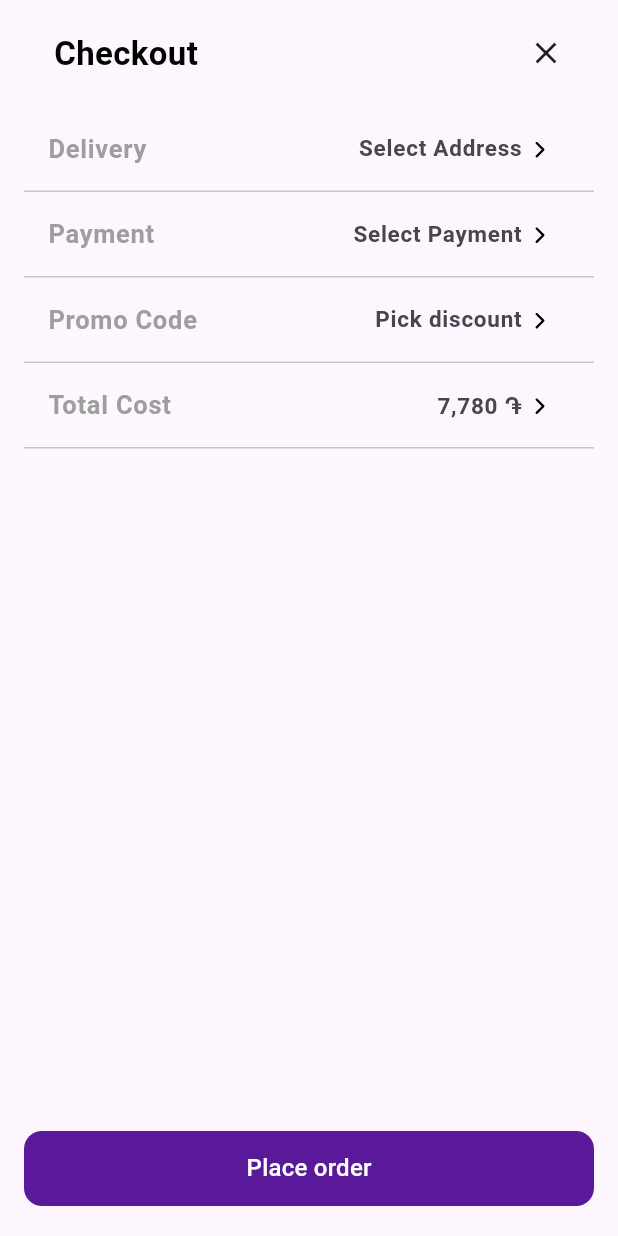
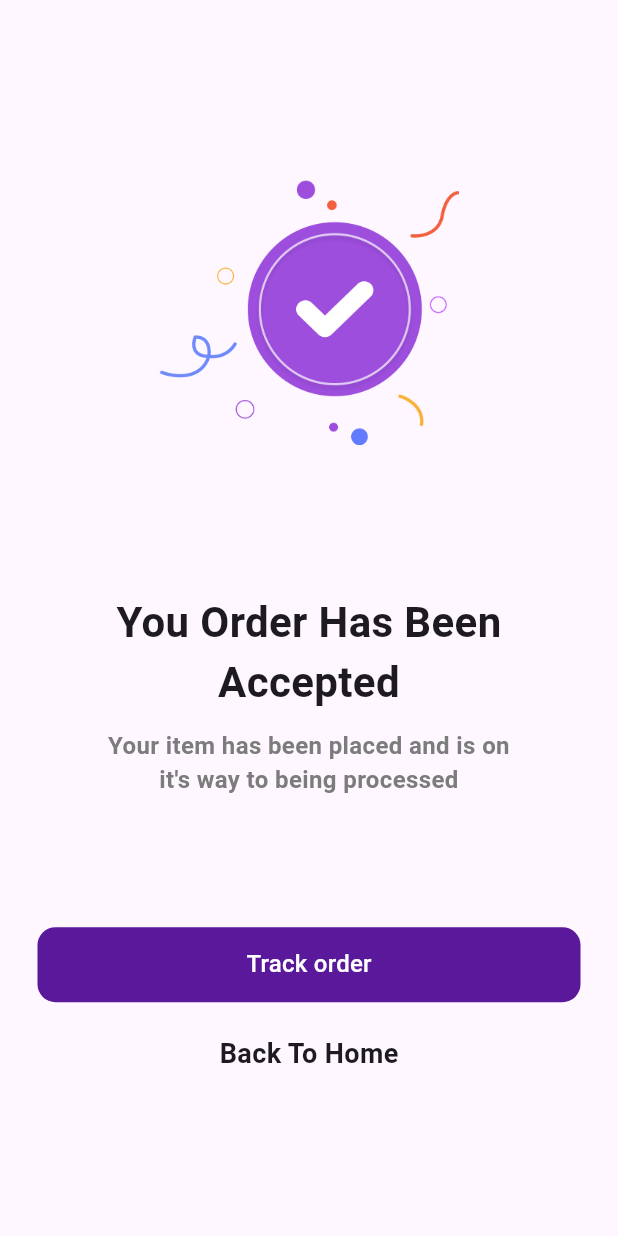
Before and after one commit to Amrazyan1/e_commerce_app, a Flutter app: the CheckoutModal screen opened directly, after a tap on "Place order", on a phone screen of 412 x 824 dp. Run offline on Flutter 3.47's test engine with Material 3 defaults, Android fonts, the phone set to English and light mode, and no system bars; our stand-ins replace auto_route, barcode_widget, cached_network_image, flutter_bloc, flutter_rating_bar, flutter_screenutil and 3 more; missing offline and left inert: coupon_uikit, u_credit_card.

Commit message:
just in case

```diff
--- a/lib/components/checkout_modal.dart
+++ b/lib/components/checkout_modal.dart
@@ -1,6 +1,9 @@
 import 'package:auto_route/auto_route.dart';
+import 'package:e_commerce_app/components/expansion_category.dart';
 import 'package:e_commerce_app/constants.dart';
+import 'package:e_commerce_app/models/category_model.dart';
 import 'package:e_commerce_app/router/router.gr.dart';
+import 'package:e_commerce_app/screens/order_accepted_screen.dart';
 import 'package:e_commerce_app/screens/profile/views/components/profile_menu_item_list_tile.dart';
 import 'package:flutter/material.dart';
 import 'package:flutter/widgets.dart';
@@ -38,29 +41,13 @@ class CheckoutModal extends StatelessWidget {
                 ),
               ),
               Expanded(
-                child: ListView(
-                  children: [
-                    _customListTile(
-                      text: 'Delivery',
-                      text1: 'Select Address',
-                    ),
-                    Divider(height: 1),
-                    _customListTile(
-                      text: 'Payment',
-                      text1: 'Select Payment',
-                    ),
-                    Divider(height: 1),
-                    _customListTile(
-                      text: 'Promo Code',
-                      text1: 'Pick discount',
-                    ),
-                    Divider(height: 1),
-                    _customListTile(
-                      text: 'Total Cost',
-                      text1: '7,780 ֏',
-                    ),
-                    Divider(height: 1),
-                  ],
+                child: ListView.builder(
+                  itemCount: demoCategories.length,
+                  itemBuilder: (context, index) => ExpansionCategory(
+                    title: demoCategories[index].title,
+                    info: demoCategories[index].info,
+                    subCategory: demoCategories[index].subCategories!,
+                  ),
                 ),
               ),
               Padding(
@@ -69,6 +56,14 @@ class CheckoutModal extends StatelessWidget {
                     height: 50,
                     child: ButtonMainWidget(
                       text: 'Place order',
+                      callback: () {
+                        Navigator.of(context).pop();
+                        Navigator.of(context).push(
+                          MaterialPageRoute(
+                            builder: (context) => OrderAcceptedScreen(),
+                          ),
+                        );
+                      },
                     )),
               ),
             ],
--- /dev/null
+++ b/lib/components/expansion_category.dart
@@ -0,0 +1,62 @@
+import 'package:e_commerce_app/models/category_model.dart';
+import 'package:flutter/material.dart';
+import 'package:flutter_svg/flutter_svg.dart';
+
+import '../../../../constants.dart';
+
+class ExpansionCategory extends StatelessWidget {
+  const ExpansionCategory({
+    super.key,
+    required this.title,
+    required this.info,
+    required this.subCategory,
+  });
+
+  final String title; // svgSrc;
+  final String info; // svgSrc;
+
+  final List<CategoryModel> subCategory;
+
+  @override
+  Widget build(BuildContext context) {
+    return ExpansionTile(
+      iconColor: Theme.of(context).textTheme.bodyLarge!.color,
+      collapsedIconColor: Theme.of(context).textTheme.bodyMedium!.color,
+      // trailing: Text('trailing'),
+      title: Row(
+        mainAxisAlignment:
+            MainAxisAlignment.spaceBetween, // Ensures text is at the end
+        children: [
+          Text(
+            title,
+            style: const TextStyle(fontSize: 14),
+          ),
+          Text(
+            info, // Add your text at the end
+            style: const TextStyle(
+                fontSize: 14, color: Colors.grey), // Optional style
+          ),
+        ],
+      ),
+
+      textColor: Theme.of(context).textTheme.bodyLarge!.color,
+      childrenPadding: const EdgeInsets.only(left: defaultPadding),
+      children: List.generate(
+        subCategory.length,
+        (index) => Column(
+          children: [
+            ListTile(
+              onTap: () {},
+              title: Text(
+                subCategory[index].title,
+                style: const TextStyle(fontSize: 14),
+              ),
+              trailing: Text(subCategory[index].info),
+            ),
+            if (index < subCategory.length - 1) const Divider(height: 1),
+          ],
+        ),
+      ),
+    );
+  }
+}
--- a/lib/router/router.dart
+++ b/lib/router/router.dart
@@ -30,6 +30,7 @@ class AppRouter extends RootStackRouter {
                 page: PaymentmethodsRoute.page, path: 'aaymentmethodsRoute'),
           ]),
         ]),
+        AutoRoute(page: BonusCarRoute.page, path: '/bonuscard'),
 
         AutoRoute(page: FakeProifleRoute.page, path: '/FakeProifleRoute'),
 
--- /dev/null
+++ b/lib/screens/order_accepted_screen.dart
@@ -0,0 +1,78 @@
+import 'package:e_commerce_app/components/checkout_modal.dart';
+import 'package:flutter/material.dart';
+import 'package:flutter/widgets.dart';
+import 'package:flutter_svg/flutter_svg.dart';
+
+class OrderAcceptedScreen extends StatelessWidget {
+  @override
+  Widget build(BuildContext context) {
+    return Scaffold(
+      body: Container(
+        width: double.maxFinite,
+        padding: EdgeInsets.symmetric(horizontal: 25),
+        child: Column(
+          crossAxisAlignment: CrossAxisAlignment.center,
+          children: [
+            Spacer(
+              flex: 10,
+            ),
+            SizedBox(
+                width: 200,
+                height: 200,
+                child: Image.asset("assets/Illustration/success.png")),
+            Spacer(
+              flex: 8,
+            ),
+            Padding(
+              padding: const EdgeInsets.symmetric(horizontal: 40),
+              child: Text(
+                "You Order Has Been Accepted",
+                textAlign: TextAlign.center,
+                style: TextStyle(fontWeight: FontWeight.bold, fontSize: 28),
+              ),
+            ),
+            Spacer(),
+            Padding(
+              padding: const EdgeInsets.symmetric(horizontal: 40),
+              child: Text(
+                "Your item has been placed and is on it's way to being processed",
+                textAlign: TextAlign.center,
+                style: TextStyle(
+                    fontSize: 16,
+                    color: Color(0xff7C7C7C),
+                    fontWeight: FontWeight.w600),
+              ),
+            ),
+            Spacer(
+              flex: 8,
+            ),
+            SizedBox(
+              height: 50,
+              child: ButtonMainWidget(
+                text: 'Track order',
+                callback: () {
+                  Navigator.pop(context);
+                },
+              ),
+            ),
+            Spacer(
+              flex: 2,
+            ),
+            InkWell(
+              onTap: () {
+                Navigator.pop(context);
+              },
+              child: Text(
+                "Back To Home",
+                style: TextStyle(fontSize: 18, fontWeight: FontWeight.bold),
+              ),
+            ),
+            Spacer(
+              flex: 10,
+            ),
+          ],
+        ),
+      ),
+    );
+  }
+}
--- a/pubspec.yaml
+++ b/pubspec.yaml
@@ -26,6 +26,7 @@ dependencies:
   coupon_uikit: ^0.2.1
   gap: ^3.0.1
   u_credit_card: ^1.4.0
+  barcode_widget: ^2.0.4
 
 dev_dependencies:
   flutter_test:
```
Also changed, not shown: lib/models/category_model.dart (+36 -27 lines), lib/screens/Home/views/components/flash_sale.dart (+67 -5 lines), lib/screens/bonuscard_screen.dart (added, +122 -0 lines), lib/router/router.gr.dart, lib/screens/delivery_address_info.dart (added), lib/screens/delivery_addresses_sceen.dart (added), lib/screens/mydetails_screen.dart (added), lib/screens/order_info_screen.dart (added), lib/screens/orders_screen.dart (added), pubspec.lock.
